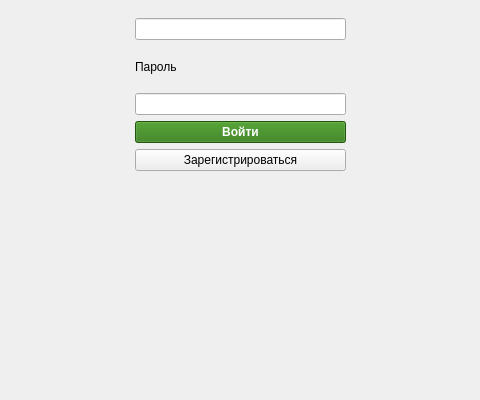
Qt form gui/project/src/authorizationwindow.ui (cpp-park-vk-education/2023_1_HAC) before a commit; both pictures show x 135 to 615 and y 200 to 600 of the 800 by 600 pixel window.
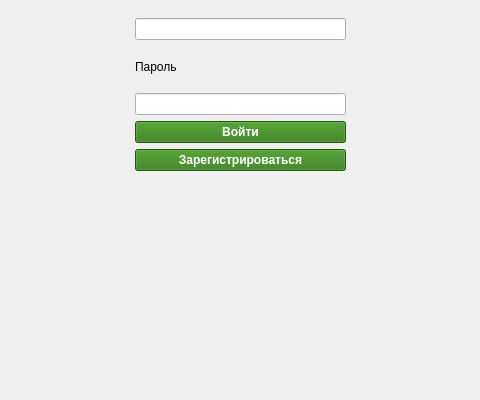
The same form after that commit.

Commit message: Color buttoms

What changed in the file:
```diff
--- a/gui/project/src/authorizationwindow.ui
+++ b/gui/project/src/authorizationwindow.ui
@@ -28,6 +28,22 @@
    <layout class="QGridLayout" name="gridLayout">
     <item row="5" column="0">
      <widget class="QPushButton" name="btnReg">
+      <property name="font">
+       <font>
+        <weight>75</weight>
+        <bold>true</bold>
+       </font>
+      </property>
+      <property name="styleSheet">
+       <string notr="true">QPushButton {
+    background-color:  rgb(44, 120, 14);
+	color: rgb(255, 255, 255);
+}
+
+QPushButton:pressed {
+    background-color:  rgb(32, 87, 10);
+}</string>
+      </property>
       <property name="text">
        <string>Зарегистрироваться</string>
       </property>
```
Left out of the diff: 2 changed lines with no effect on the pictures. The commit also changes 10 other files.
